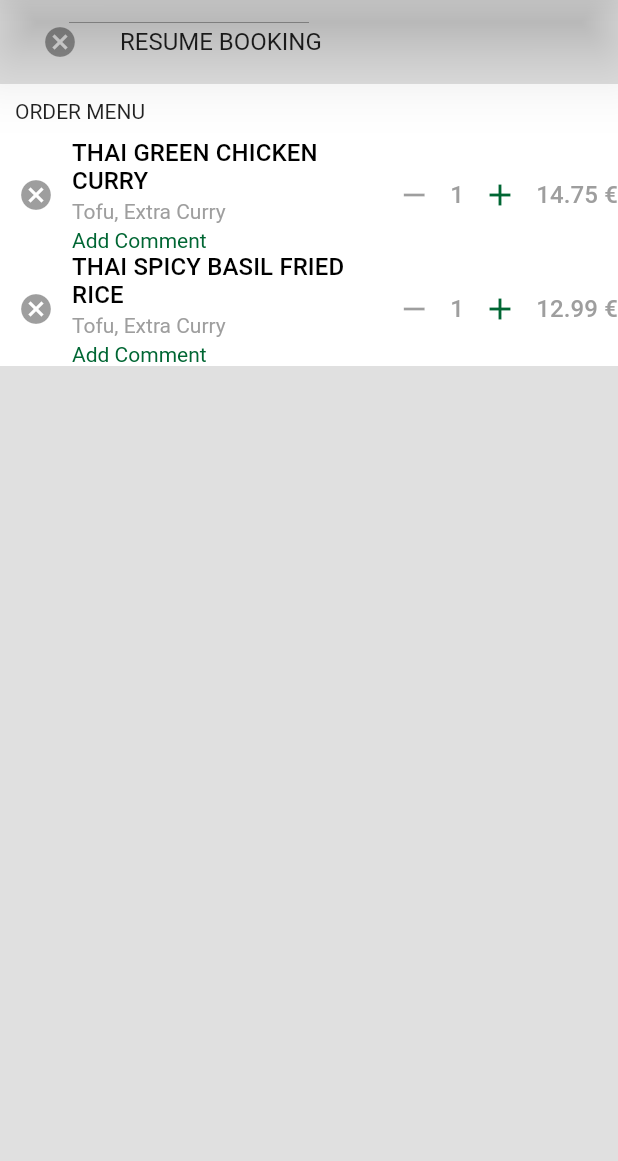
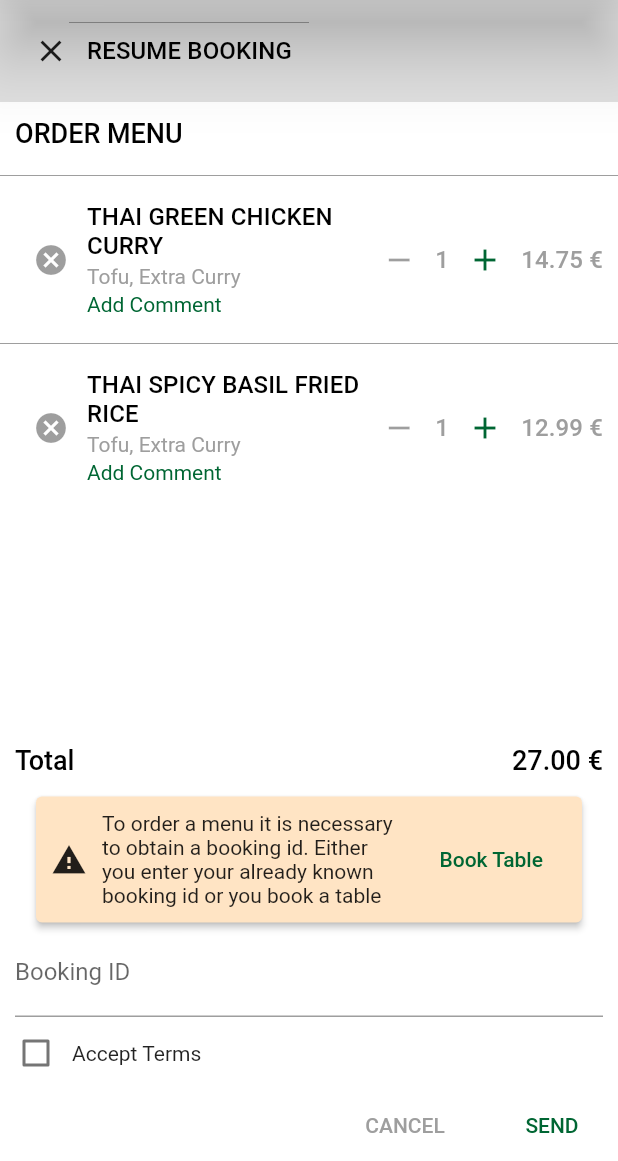
Before and after one commit to devonfw-forge/devonfw4flutter-mts-app, a Flutter app: the CurrentOrder screen opened by its route, on a phone screen of 412 x 824 dp, the part 75-1236 px from its top. Run offline on Flutter 3.47's test engine with Material 2 defaults, Android fonts, the phone set to English and light mode, and no system bars; our stand-ins replace datetime_picker_formfield.

Commit message:
CurrentOrder

```diff
--- a/lib/ui/pages/current_order/current_order.dart
+++ b/lib/ui/pages/current_order/current_order.dart
@@ -3,6 +3,7 @@ import 'package:my_thai_star_flutter/models/dish.dart';
 import 'package:my_thai_star_flutter/ui/pages/current_order/dish_slip.dart';
 import 'package:my_thai_star_flutter/ui/shared_widgets/app_drawer.dart';
 import 'package:my_thai_star_flutter/ui/shared_widgets/custom_app_bar.dart';
+import 'package:my_thai_star_flutter/ui/shared_widgets/labeled_checkbox.dart';
 import 'package:my_thai_star_flutter/ui/ui_helper.dart';
 
 class CurrentOrder extends StatelessWidget {
@@ -38,32 +39,146 @@ class CurrentOrder extends StatelessWidget {
   Widget build(BuildContext context) {
     return Scaffold(
       appBar: CustomAppBar(),
-      backgroundColor: Theme.of(context).backgroundColor,
+      backgroundColor: Colors.white,
       drawer: AppDrawer(),
       body: Column(
+        crossAxisAlignment: CrossAxisAlignment.start,
         children: <Widget>[
-          ListTile(
-            title: Text("RESUME BOOKING"),
-            leading: IconButton(
-              icon: Icon(Icons.cancel),
+          Container(
+            padding: EdgeInsets.all(UiHelper.standart_padding),
+            decoration: BoxDecoration(color: Theme.of(context).backgroundColor),
+            child: Row(
+              children: <Widget>[
+                IconButton(
+                  icon: Icon(Icons.close),
+                  onPressed: () => Navigator.pop(context),
+                ),
+                Text(
+                  "RESUME BOOKING",
+                  style: Theme.of(context)
+                      .textTheme
+                      .subtitle
+                      .copyWith(color: Colors.black),
+                ),
+              ],
             ),
           ),
           Container(
             padding: EdgeInsets.all(UiHelper.standart_padding),
             alignment: Alignment.topLeft,
-            decoration: BoxDecoration(color: Colors.white),
-            child: Text("ORDER MENU"),
+            child: Text(
+              "ORDER MENU",
+              style: Theme.of(context)
+                  .textTheme
+                  .title
+                  .copyWith(color: Colors.black),
+            ),
+          ),
+          Divider(
+            color: Colors.grey,
           ),
           Expanded(
-            child: ListView.builder(
+            child: ListView.separated(
+              separatorBuilder: (context, index) => Divider(
+                color: Colors.grey,
+              ),
+              itemCount: dishes.length,
               itemBuilder: (BuildContext context, int index) {
-                return index < dishes.length
-                    ? DishSlip(
-                        dish: dishes[index],
-                      )
-                    : null;
+                return DishSlip(dish: dishes[index]);
               },
             ),
+          ),
+          Container(
+            padding: EdgeInsets.all(UiHelper.standart_padding),
+            alignment: Alignment.center,
+            child: Row(
+              mainAxisAlignment: MainAxisAlignment.spaceBetween,
+              children: <Widget>[
+                Text(
+                  "Total",
+                  style: Theme.of(context)
+                      .textTheme
+                      .title
+                      .copyWith(color: Colors.black),
+                ),
+                Text(
+                  "27.00 €",
+                  style: Theme.of(context)
+                      .textTheme
+                      .title
+                      .copyWith(color: Colors.black),
+                ),
+              ],
+            ),
+          ),
+          Padding(
+            padding: const EdgeInsets.only(right: 20, left: 20),
+            child: Card(
+              elevation: UiHelper.elevation,
+              color: Color(0xffffe4c4),
+              child: Padding(
+                padding: const EdgeInsets.all(UiHelper.standart_padding),
+                child: Row(
+                  children: <Widget>[
+                    Icon(Icons.report_problem),
+                    SizedBox(width: UiHelper.standart_padding),
+                    Expanded(
+                      child: Text(
+                          "To order a menu it is necessary to obtain a booking id" +
+                              ". Either you enter your already known booking id or you book a table"),
+                    ),
+                    SizedBox(width: UiHelper.standart_padding),
+                    FlatButton(
+                      child: Text(
+                        "Book Table",
+                        style: Theme.of(context).textTheme.button.copyWith(
+                              color: Theme.of(context).accentColor,
+                            ),
+                      ),
+                      onPressed: () {},
+                    )
+                  ],
+                ),
+              ),
+            ),
+          ),
+          Padding(
+            padding: const EdgeInsets.only(
+              right: UiHelper.standart_padding,
+              left: UiHelper.standart_padding,
+            ),
+            child: TextField(
+              decoration: InputDecoration(
+                labelText: "Booking ID",
+              ),
+            ),
+          ),
+          LabeledCheckBox(
+            label: "Accept Terms",
+          ),
+          Row(
+            mainAxisAlignment: MainAxisAlignment.end,
+            children: <Widget>[
+              FlatButton(
+                child: Text(
+                  "CANCEL",
+                  style: Theme.of(context).textTheme.button.copyWith(
+                        color: Colors.grey,
+                      ),
+                ),
+                onPressed: () {},
+              ),
+              SizedBox(width: UiHelper.standart_padding),
+              FlatButton(
+                child: Text(
+                  "SEND",
+                  style: Theme.of(context).textTheme.button.copyWith(
+                        color: Theme.of(context).accentColor,
+                      ),
+                ),
+                onPressed: () {},
+              ),
+            ],
           )
         ],
       ),
--- a/lib/ui/pages/current_order/dish_slip.dart
+++ b/lib/ui/pages/current_order/dish_slip.dart
@@ -1,5 +1,6 @@
 import 'package:flutter/material.dart';
 import 'package:my_thai_star_flutter/models/dish.dart';
+import 'package:my_thai_star_flutter/ui/ui_helper.dart';
 
 class DishSlip extends StatelessWidget {
   static const double textDistance = 3;
@@ -10,6 +11,7 @@ class DishSlip extends StatelessWidget {
   @override
   Widget build(BuildContext context) {
     return Container(
+      padding: EdgeInsets.all(UiHelper.standart_padding),
       decoration: BoxDecoration(color: Colors.white),
       child: Row(
         children: <Widget>[
@@ -21,16 +23,12 @@ class DishSlip extends StatelessWidget {
             child: Column(
               crossAxisAlignment: CrossAxisAlignment.start,
               children: <Widget>[
-                Wrap(
-                  children: <Widget>[
                 Text(
                   dish.name,
                   style: Theme.of(context)
                       .textTheme
                       .subtitle
                       .copyWith(color: Colors.black),
-                    ),
-                  ],
                 ),
                 SizedBox(height: textDistance),
                 Text(
--- a/lib/ui/pages/menu/dish_card.dart
+++ b/lib/ui/pages/menu/dish_card.dart
@@ -1,7 +1,7 @@
 import 'package:flutter/material.dart';
 import 'package:my_thai_star_flutter/models/dish.dart';
-import 'package:my_thai_star_flutter/ui/pages/menu/extra_checkbox.dart';
 import 'package:my_thai_star_flutter/ui/shared_widgets/crop_image.dart';
+import 'package:my_thai_star_flutter/ui/shared_widgets/labeled_checkbox.dart';
 
 import '../../ui_helper.dart';
 
@@ -54,7 +54,7 @@ class DishCard extends StatelessWidget {
                   SizedBox(height: UiHelper.standart_padding),
                   Wrap(
                     children: dish.extras
-                        .map((e) => new ExtraCheckBox(extraName: e))
+                        .map((e) => new LabeledCheckBox(label: e))
                         .toList(),
                   ),
                   SizedBox(height: UiHelper.standart_padding),
--- a/lib/ui/pages/menu/extra_checkbox.dart
+++ b/lib/ui/shared_widgets/labeled_checkbox.dart
@@ -1,18 +1,18 @@
 import 'package:flutter/material.dart';
 
-class ExtraCheckBox extends StatefulWidget {
-  final String extraName;
+class LabeledCheckBox extends StatefulWidget {
+  final String label;
 
-  const ExtraCheckBox({
+  const LabeledCheckBox({
     Key key,
-    @required this.extraName,
+    @required this.label,
   }) : super(key: key);
 
   @override
-  _ExtraCheckBoxState createState() => _ExtraCheckBoxState();
+  _LabeledCheckBoxState createState() => _LabeledCheckBoxState();
 }
 
-class _ExtraCheckBoxState extends State<ExtraCheckBox> {
+class _LabeledCheckBoxState extends State<LabeledCheckBox> {
   bool checked = false;
 
   @override
@@ -28,7 +28,7 @@ class _ExtraCheckBoxState extends State<ExtraCheckBox> {
             });
           },
         ),
-        Text(widget.extraName)
+        Text(widget.label)
       ],
     );
   }
```
Lines whose indentation alone changed are shown as unchanged.
